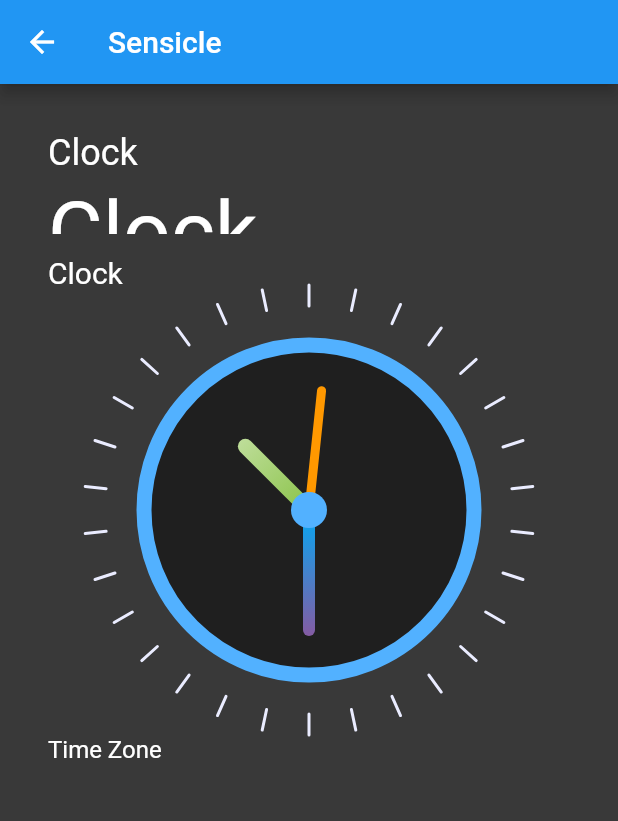
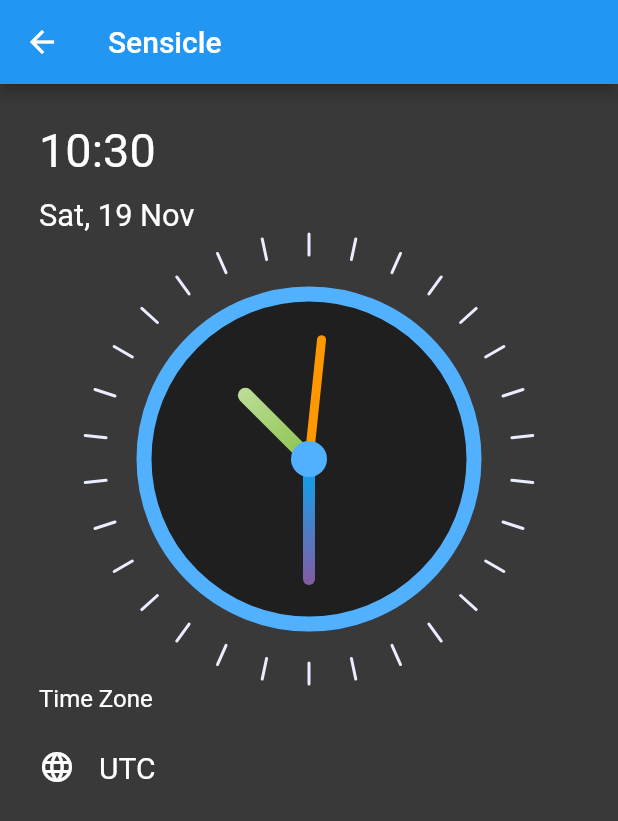
Before and after one commit to luthfibg/flutter_alarm_x, a Flutter app: the ClockPage screen opened directly, on a phone screen of 412 x 824 dp. Shown: the top 821 px of the screen. Run offline on Flutter 3.47's test engine with Material 2 defaults, Android fonts, the phone set to English and light mode, and no system bars; our stand-ins replace double_back_to_close, persistent_bottom_nav_bar.

Commit message:
[UPD] clock ui quick fill

```diff
--- a/lib/navpages/clock.dart
+++ b/lib/navpages/clock.dart
@@ -1,4 +1,5 @@
 import 'package:flutter/material.dart';
+import 'package:intl/intl.dart';
 import 'package:nfp110/customs/clock_view.dart';
 
 class ClockPage extends StatefulWidget {
@@ -14,6 +15,10 @@ class _ClockPageState extends State<ClockPage> {
 
   @override
   Widget build(BuildContext context) {
+    var now = DateTime.now();
+    var formattedTime = DateFormat('HH:mm').format(now);
+    var formattedDate = DateFormat('EEE, d MMM').format(now);
+
     return Scaffold(
       backgroundColor: black87a,
       appBar: AppBar(
@@ -23,32 +28,39 @@ class _ClockPageState extends State<ClockPage> {
       body: Container(
         height: 500,
         width: 500,
-        padding: const EdgeInsets.all(32),
+        padding: const EdgeInsets.all(26),
         child: Column(
           crossAxisAlignment: CrossAxisAlignment.start,
           mainAxisAlignment: MainAxisAlignment.center,
           children: [
-            const Expanded(
-              child: Text(
-                'Clock',
-                style: TextStyle(color: Colors.white, fontSize: 24),
+            Expanded(
+              child: FittedBox(
+                fit: BoxFit.contain,
+                child: Column(
+                  children: [
+                    const Padding(
+                        padding: EdgeInsets.fromLTRB(0.0, 10.0, 0.0, 0.0)),
+                    Text(
+                      formattedTime,
+                      style:
+                          const TextStyle(color: Colors.white, fontSize: 999),
                     ),
+                  ],
                 ),
-            const Expanded(
-              child: Text(
-                'Clock',
-                style: TextStyle(color: Colors.white, fontSize: 56),
               ),
             ),
             Expanded(
+              child: FittedBox(
                 child: Column(
-                children: const [
-                  Padding(padding: EdgeInsets.fromLTRB(0.0, 0.0, 0.0, 14.0)),
+                  children: [
+                    const Padding(
+                        padding: EdgeInsets.fromLTRB(0.0, 25.0, 0.0, 0.0)),
                     Text(
-                    'Clock',
-                    style: TextStyle(color: Colors.white, fontSize: 20),
+                      formattedDate,
+                      style: const TextStyle(color: Colors.white, fontSize: 40),
                     ),
                   ],
+                ),
               ),
             ),
             const ClockView(),
@@ -58,6 +70,23 @@ class _ClockPageState extends State<ClockPage> {
                 style: TextStyle(color: Colors.white, fontSize: 16),
               ),
             ),
+            Expanded(
+              child: Row(
+                children: const [
+                  Icon(
+                    Icons.language,
+                    color: Colors.white,
+                  ),
+                  SizedBox(
+                    width: 16,
+                  ),
+                  Text(
+                    'UTC',
+                    style: TextStyle(color: Colors.white, fontSize: 20),
+                  ),
+                ],
+              ),
+            ),
           ],
         ),
       ),
```
Lines whose indentation alone changed are shown as unchanged.
